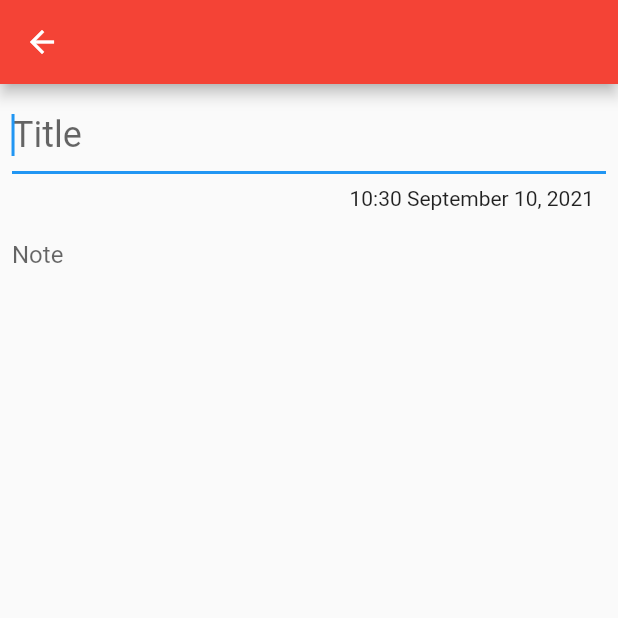
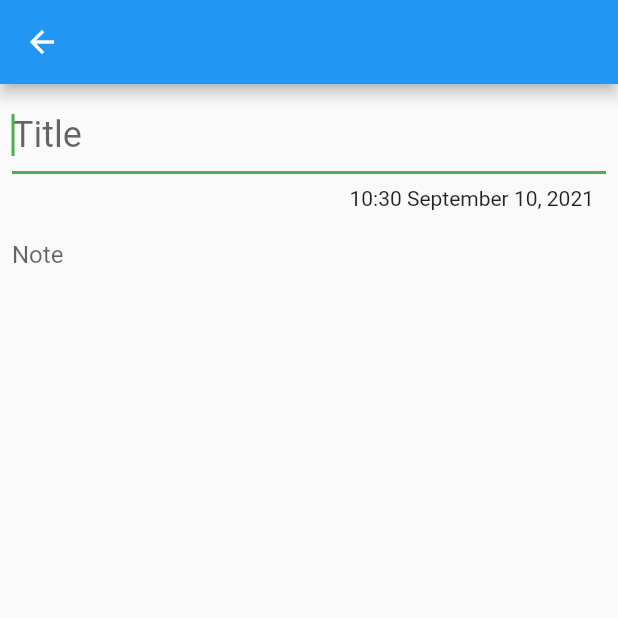
Before and after one commit to xarantolus/notality, a Flutter app: the screen it shows after launch, after a tap on the "add" icon, on a phone screen of 412 x 824 dp, the top half of it. Run offline on Flutter 3.47's test engine with Material 2 defaults, Android fonts, the phone set to English and light mode, and no system bars; missing offline and left inert: mutex.

Commit message:
Color theme

```diff
--- a/lib/main.dart
+++ b/lib/main.dart
@@ -17,17 +17,19 @@ class NotesApp extends StatelessWidget {
       title: 'Notality',
       theme: ThemeData(
         brightness: Brightness.light,
-        primarySwatch: Colors.red,
-        colorScheme: ColorScheme.fromSwatch(
-          accentColor: Colors.amber,
+        colorScheme: const ColorScheme.light().copyWith(
+          primary: Colors.green,
+          secondary: Colors.greenAccent,
         ),
-        primaryColor: Colors.red,
+        cardColor: Colors.grey[300],
       ),
       darkTheme: ThemeData(
         brightness: Brightness.dark,
-        primarySwatch: Colors.amber,
-        backgroundColor: Colors.black45,
-        primaryColor: Colors.red,
+        colorScheme: const ColorScheme.dark().copyWith(
+          primary: Colors.amber,
+          secondary: Colors.amberAccent,
+        ),
+        cardColor: Colors.black54,
       ),
       home: NotesPage(),
     );
@@ -51,7 +53,8 @@ class _NotesPageState extends State<NotesPage> {
         title: const Text("Notality"),
       ),
       body: FutureBuilder<List<Note>>(
-        future: NotesService.readNotes(),
+        future:
+            Future.delayed(const Duration(seconds: 3), NotesService.readNotes),
         builder: (context, snapshot) {
           if (snapshot.hasData) {
             widget.notes = snapshot.data!;
@@ -60,9 +63,7 @@ class _NotesPageState extends State<NotesPage> {
           } else {
             // Just a loading scren
             return const Center(
-              child: CircularProgressIndicator(
-                color: Colors.green,
-              ),
+              child: CircularProgressIndicator(),
             );
           }
         },
@@ -78,7 +79,7 @@ class _NotesPageState extends State<NotesPage> {
             return;
           }
 
-          widget.notes!.add(newNote);
+          widget.notes!.insert(0, newNote);
 
           await NotesService.writeNotes(widget.notes!);
 
@@ -87,7 +88,6 @@ class _NotesPageState extends State<NotesPage> {
         },
         tooltip: 'Add Note',
         child: const Icon(Icons.add),
-        backgroundColor: Colors.orange,
       ), // This trailing comma makes auto-formatting nicer for build methods.
     );
   }
```
Also changed, not shown: lib/widgets/note_card.dart (+11 -5 lines).
